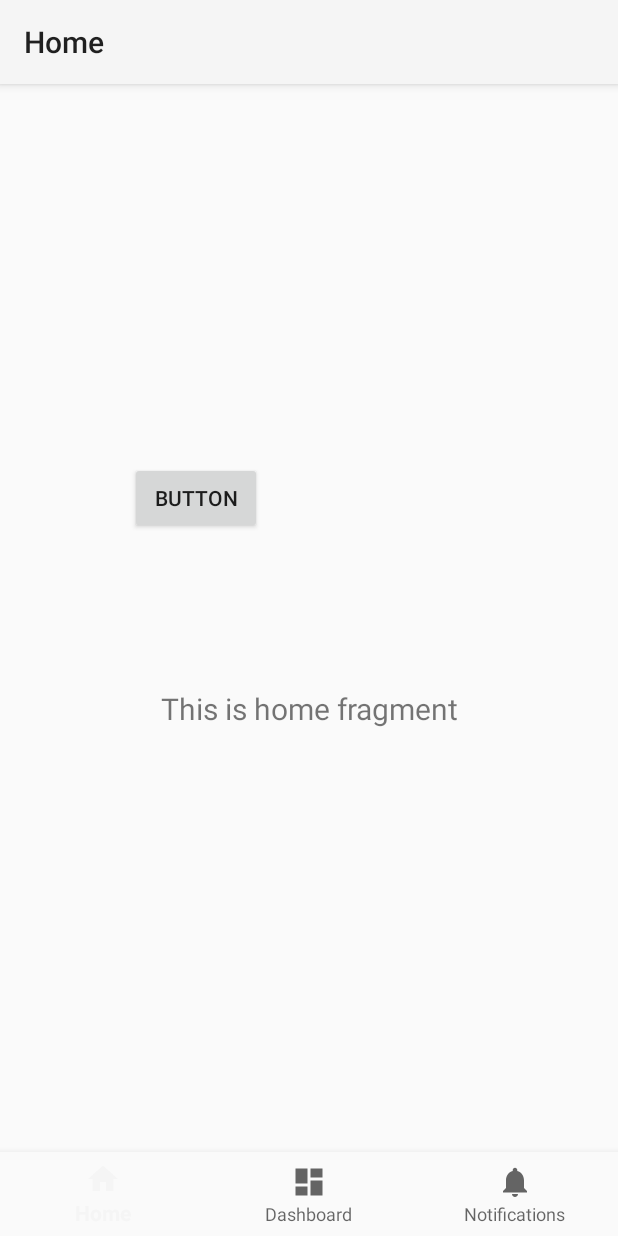
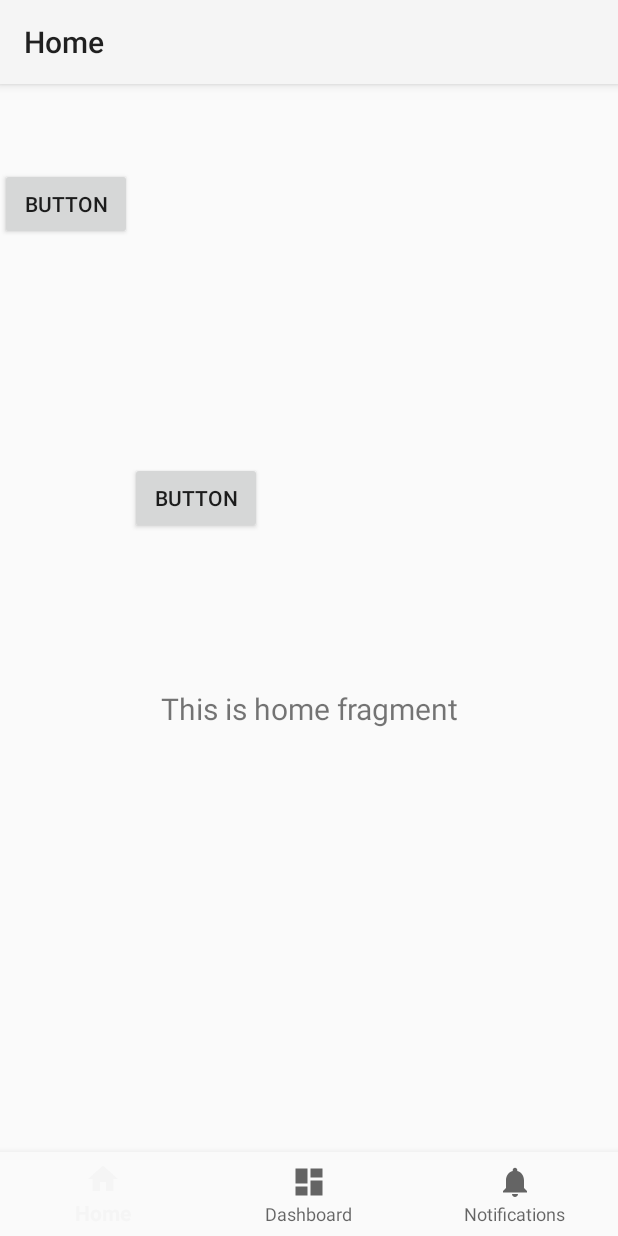
Before and after one commit to kelchenn/BrainTrainingApp, an Android app: the screen it shows after launch (MainActivity), on a phone screen of 412 x 824 dp. Run offline under Robolectric (Android 15) with nearby library versions, the phone set to English and light mode, and no system bars; our stand-ins replace navigation-ui.

Commit message:
another button

```diff
--- a/app/src/main/res/layout/activity_main.xml
+++ b/app/src/main/res/layout/activity_main.xml
@@ -45,4 +45,12 @@
         app:layout_constraintTop_toTopOf="parent"
         app:layout_constraintVertical_bias="0.295" />
 
+    <Button
+        android:id="@+id/button2"
+        android:layout_width="wrap_content"
+        android:layout_height="wrap_content"
+        android:text="Button"
+        tools:layout_editor_absoluteX="134dp"
+        tools:layout_editor_absoluteY="82dp" />
+
 </androidx.constraintlayout.widget.ConstraintLayout>
```
